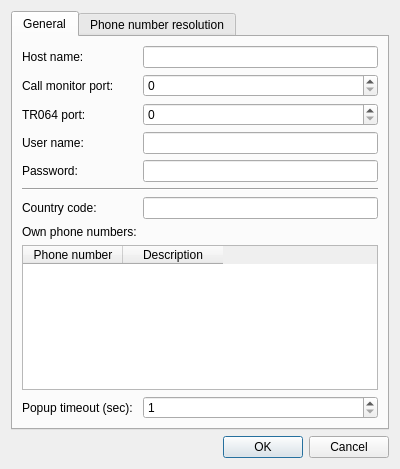
Qt form src/settingsdialog.ui (ElTh0r0/fritzcallindicator) before a commit.
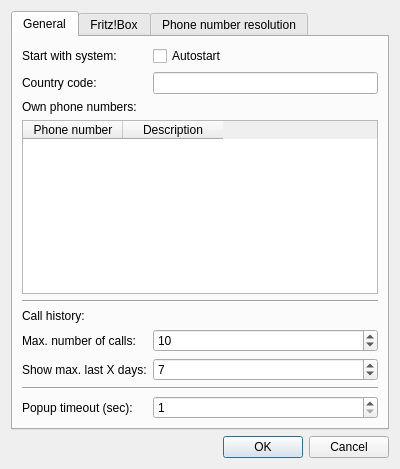
The same form after that commit. Icons and pictures are not drawn.

Commit message: Add autostart option; update settings dialog.

```diff
--- a/src/settingsdialog.ui
+++ b/src/settingsdialog.ui
@@ -33,6 +33,152 @@
       </attribute>
       <layout class="QFormLayout" name="formLayout_2">
        <item row="0" column="0">
+        <widget class="QLabel" name="lblAutostart">
+         <property name="text">
+          <string>Start with system:</string>
+         </property>
+        </widget>
+       </item>
+       <item row="0" column="1">
+        <widget class="QCheckBox" name="cbAutostart">
+         <property name="text">
+          <string>Autostart</string>
+         </property>
+        </widget>
+       </item>
+       <item row="1" column="0">
+        <widget class="QLabel" name="lblCountryCode">
+         <property name="text">
+          <string>Country code:</string>
+         </property>
+        </widget>
+       </item>
+       <item row="1" column="1">
+        <widget class="QLineEdit" name="lineEditCountryCode">
+         <property name="text">
+          <string/>
+         </property>
+        </widget>
+       </item>
+       <item row="2" column="0">
+        <widget class="QLabel" name="lblOwnNumbers">
+         <property name="text">
+          <string>Own phone numbers:</string>
+         </property>
+        </widget>
+       </item>
+       <item row="3" column="0" colspan="2">
+        <widget class="QTableWidget" name="tableOwnNumbers">
+         <property name="alternatingRowColors">
+          <bool>true</bool>
+         </property>
+         <property name="wordWrap">
+          <bool>false</bool>
+         </property>
+         <property name="cornerButtonEnabled">
+          <bool>false</bool>
+         </property>
+         <attribute name="horizontalHeaderHighlightSections">
+          <bool>false</bool>
+         </attribute>
+         <attribute name="verticalHeaderVisible">
+          <bool>false</bool>
+         </attribute>
+         <column>
+          <property name="text">
+           <string>Phone number</string>
+          </property>
+         </column>
+         <column>
+          <property name="text">
+           <string>Description</string>
+          </property>
+         </column>
+        </widget>
+       </item>
+       <item row="4" column="0" colspan="2">
+        <widget class="Line" name="line">
+         <property name="orientation">
+          <enum>Qt::Orientation::Horizontal</enum>
+         </property>
+        </widget>
+       </item>
+       <item row="5" column="0">
+        <widget class="QLabel" name="lblCallHistory">
+         <property name="text">
+          <string>Call history:</string>
+         </property>
+        </widget>
+       </item>
+       <item row="6" column="0">
+        <widget class="QLabel" name="lblMaxEntriesCallHistory">
+         <property name="text">
+          <string>Max. number of calls:</string>
+         </property>
+        </widget>
+       </item>
+       <item row="6" column="1">
+        <widget class="QSpinBox" name="spinBoxMaxEntriesCallHistory">
+         <property name="maximum">
+          <number>20</number>
+         </property>
+         <property name="value">
+          <number>10</number>
+         </property>
+        </widget>
+       </item>
+       <item row="7" column="0">
+        <widget class="QLabel" name="lblMaxDaysOfOldCalls">
+         <property name="text">
+          <string>Show max. last X days:</string>
+         </property>
+        </widget>
+       </item>
+       <item row="7" column="1">
+        <widget class="QSpinBox" name="spinBoxMaxDaysOfOldCalls">
+         <property name="maximum">
+          <number>30</number>
+         </property>
+         <property name="value">
+          <number>7</number>
+         </property>
+        </widget>
+       </item>
+       <item row="8" column="0" colspan="2">
+        <widget class="Line" name="line_4">
+         <property name="orientation">
+          <enum>Qt::Orientation::Horizontal</enum>
+         </property>
+        </widget>
+       </item>
+       <item row="9" column="0">
+        <widget class="QLabel" name="lblTimeout">
+         <property name="text">
+          <string>Popup timeout (sec):</string>
+         </property>
+        </widget>
+       </item>
+       <item row="9" column="1">
+        <widget class="QSpinBox" name="spinBoxTimeout">
+         <property name="minimum">
+          <number>1</number>
+         </property>
+         <property name="maximum">
+          <number>20</number>
+         </property>
+         <property name="value">
+          <number>1</number>
+         </property>
+        </widget>
+       </item>
+      </layout>
+     </widget>
+     <widget class="QWidget" name="tab_fritzbox">
+      <attribute name="title">
+       <string>Fritz!Box</string>
+      </attribute>
+      <layout class="QFormLayout" name="formLayout_4">
+       <item row="0" column="0">
         <widget class="QLabel" name="lblHost">
          <property name="text">
           <string>Host name:</string>
@@ -111,72 +257,15 @@
          </property>
         </widget>
        </item>
-       <item row="5" column="0" colspan="2">
-        <widget class="Line" name="line">
-         <property name="orientation">
-          <enum>Qt::Orientation::Horizontal</enum>
-         </property>
-        </widget>
-       </item>
-       <item row="6" column="0">
-        <widget class="QLabel" name="lblCountryCode">
+       <item row="5" column="0">
+        <widget class="QLabel" name="lblRetryInterval">
          <property name="text">
-          <string>Country code:</string>
+          <string>Connection retry (sec):</string>
          </property>
         </widget>
        </item>
-       <item row="6" column="1">
-        <widget class="QLineEdit" name="lineEditCountryCode">
-         <property name="text">
-          <string/>
-         </property>
-        </widget>
-       </item>
-       <item row="7" column="0">
-        <widget class="QLabel" name="lblOwnNumbers">
-         <property name="text">
-          <string>Own phone numbers:</string>
-         </property>
-        </widget>
-       </item>
-       <item row="8" column="0" colspan="2">
-        <widget class="QTableWidget" name="tableOwnNumbers">
-         <property name="alternatingRowColors">
-          <bool>true</bool>
-         </property>
-         <property name="wordWrap">
-          <bool>false</bool>
-         </property>
-         <property name="cornerButtonEnabled">
-          <bool>false</bool>
-         </property>
-         <attribute name="horizontalHeaderHighlightSections">
-          <bool>false</bool>
-         </attribute>
-         <attribute name="verticalHeaderVisible">
-          <bool>false</bool>
-         </attribute>
-         <column>
-          <property name="text">
-           <string>Phone number</string>
-          </property>
-         </column>
-         <column>
-          <property name="text">
-           <string>Description</string>
-          </property>
-         </column>
-        </widget>
-       </item>
-       <item row="9" column="0">
-        <widget class="QLabel" name="lblTimeout">
-         <property name="text">
-          <string>Popup timeout (sec):</string>
-         </property>
-        </widget>
-       </item>
-       <item row="9" column="1">
-        <widget class="QSpinBox" name="spinBoxTimeout">
+       <item row="5" column="1">
+        <widget class="QSpinBox" name="spinBoxRetryInterval">
          <property name="minimum">
           <number>1</number>
          </property>
```
Left out of the diff: 6 changed lines with no effect on the pictures. The commit also changes 4 other files.
